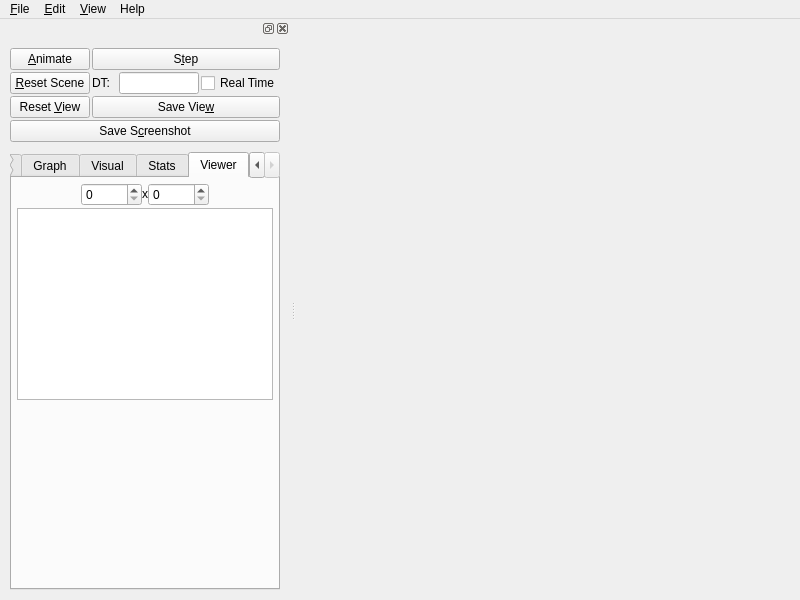
sofa-framework/sofa, file applications/sofa/gui/qt/GUI.ui: the form before one commit.
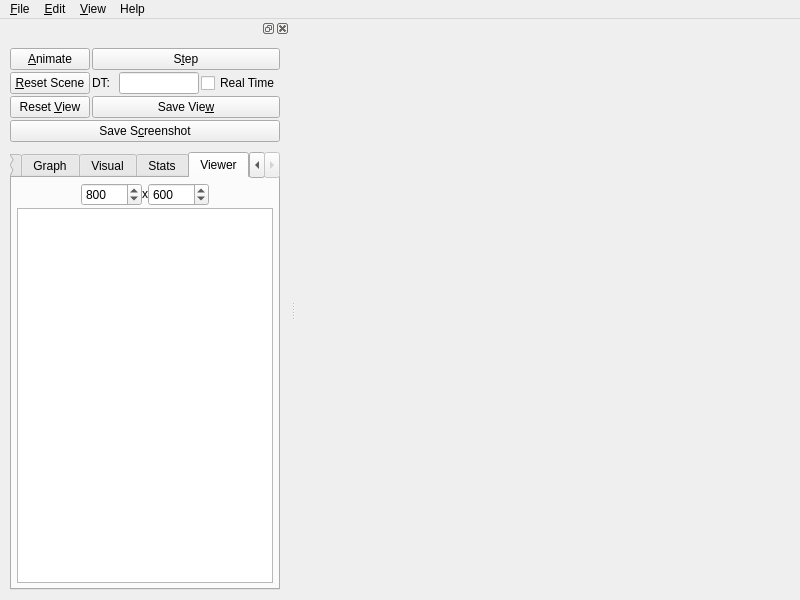
The form after the commit. The open tabs and pages were chosen to show the change. Icons and pictures are not drawn.

Commit message: runSofa SofaGuiQt : hopefully fixed stuff about viewer size....

```diff
--- a/applications/sofa/gui/qt/GUI.ui
+++ b/applications/sofa/gui/qt/GUI.ui
@@ -534,6 +534,9 @@
                 <property name="maximum">
                  <number>30000</number>
                 </property>
+                <property name="value">
+                 <number>800</number>
+                </property>
                </widget>
               </item>
               <item>
@@ -557,6 +560,9 @@
                 <property name="maximum">
                  <number>30000</number>
                 </property>
+                <property name="value">
+                 <number>600</number>
+                </property>
                </widget>
               </item>
               <item>
@@ -580,34 +586,6 @@
             <item>
              <widget class="QTextBrowser" name="textEdit1"/>
             </item>
-            <item>
-             <widget class="QFrame" name="textEdit2">
-              <property name="sizePolicy">
-               <sizepolicy hsizetype="Minimum" vsizetype="Expanding">
-                <horstretch>0</horstretch>
-                <verstretch>0</verstretch>
-               </sizepolicy>
-              </property>
-              <property name="minimumSize">
-               <size>
-                <width>20</width>
-                <height>0</height>
-               </size>
-              </property>
-              <property name="maximumSize">
-               <size>
-                <width>32767</width>
-                <height>32767</height>
-               </size>
-              </property>
-              <property name="text" stdset="0">
-               <string/>
-              </property>
-              <property name="readOnly" stdset="0">
-               <bool>true</bool>
-              </property>
-             </widget>
-            </item>
            </layout>
           </widget>
          </widget>
```
Left out of the diff: 3 changed lines with no effect on the pictures. The commit also changes 2 other files.
